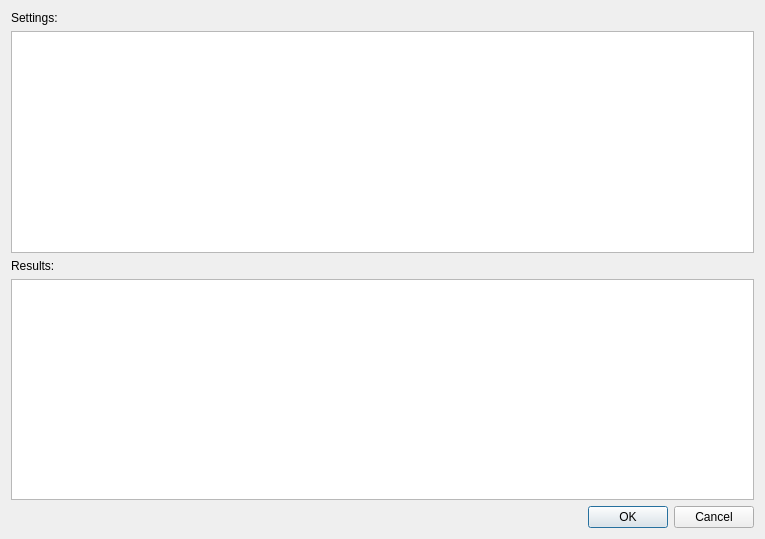
Old version of the form DiagResultDialog.ui in the repository tcko5611/diag.
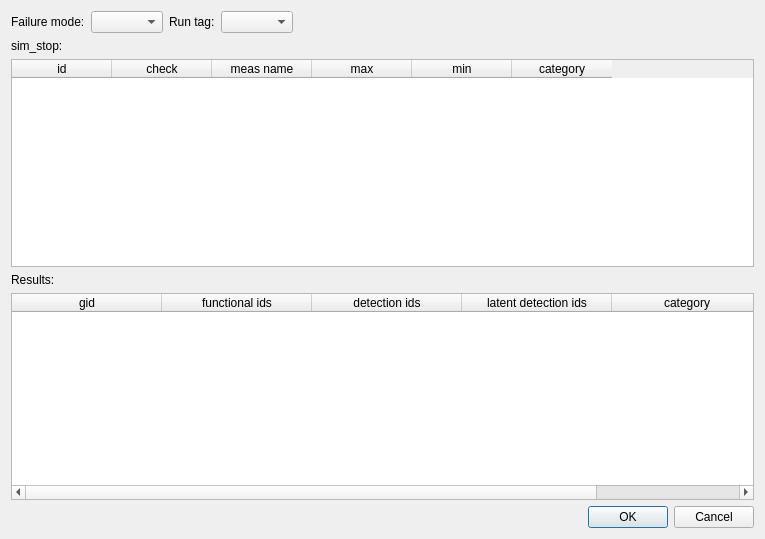
New version of the form.

Commit message: add result disalog

The edit to the form file:
```diff
--- a/DiagResultDialog.ui
+++ b/DiagResultDialog.ui
@@ -14,15 +14,83 @@
    <string>Dialog</string>
   </property>
   <layout class="QVBoxLayout" name="verticalLayout">
+   <item>
+    <layout class="QHBoxLayout" name="horizontalLayout">
+     <item>
+      <widget class="QLabel" name="label_3">
+       <property name="text">
+        <string>Failure mode:</string>
+       </property>
+      </widget>
+     </item>
+     <item>
+      <widget class="QComboBox" name="comboBoxFailureMode"/>
+     </item>
+     <item>
+      <widget class="QLabel" name="label_4">
+       <property name="text">
+        <string>Run tag:</string>
+       </property>
+      </widget>
+     </item>
+     <item>
+      <widget class="QComboBox" name="comboBoxTag"/>
+     </item>
+     <item>
+      <spacer name="horizontalSpacer">
+       <property name="orientation">
+        <enum>Qt::Horizontal</enum>
+       </property>
+       <property name="sizeHint" stdset="0">
+        <size>
+         <width>98</width>
+         <height>20</height>
+        </size>
+       </property>
+      </spacer>
+     </item>
+    </layout>
+   </item>
    <item>
     <widget class="QLabel" name="label">
      <property name="text">
-      <string>Settings:</string>
+      <string>sim_stop:</string>
      </property>
     </widget>
    </item>
    <item>
-    <widget class="QTableWidget" name="settingsTableWidget"/>
+    <widget class="QTableWidget" name="tableWidgetSimStops">
+     <column>
+      <property name="text">
+       <string>id</string>
+      </property>
+     </column>
+     <column>
+      <property name="text">
+       <string>check</string>
+      </property>
+     </column>
+     <column>
+      <property name="text">
+       <string>meas name</string>
+      </property>
+     </column>
+     <column>
+      <property name="text">
+       <string>max</string>
+      </property>
+     </column>
+     <column>
+      <property name="text">
+       <string>min</string>
+      </property>
+     </column>
+     <column>
+      <property name="text">
+       <string>category</string>
+      </property>
+     </column>
+    </widget>
    </item>
    <item>
     <widget class="QLabel" name="label_2">
@@ -32,7 +100,39 @@
     </widget>
    </item>
    <item>
-    <widget class="QTableWidget" name="resultsTableWidget"/>
+    <widget class="QTableWidget" name="tableWidgetResult">
+     <attribute name="horizontalHeaderDefaultSectionSize">
+      <number>150</number>
+     </attribute>
+     <attribute name="verticalHeaderShowSortIndicator" stdset="0">
+      <bool>false</bool>
+     </attribute>
+     <column>
+      <property name="text">
+       <string>gid</string>
+      </property>
+     </column>
+     <column>
+      <property name="text">
+       <string>functional ids</string>
+      </property>
+     </column>
+     <column>
+      <property name="text">
+       <string>detection ids</string>
+      </property>
+     </column>
+     <column>
+      <property name="text">
+       <string>latent detection ids</string>
+      </property>
+     </column>
+     <column>
+      <property name="text">
+       <string>category</string>
+      </property>
+     </column>
+    </widget>
    </item>
    <item>
     <widget class="QDialogButtonBox" name="buttonBox">
```
The commit also changes 13 other files.
